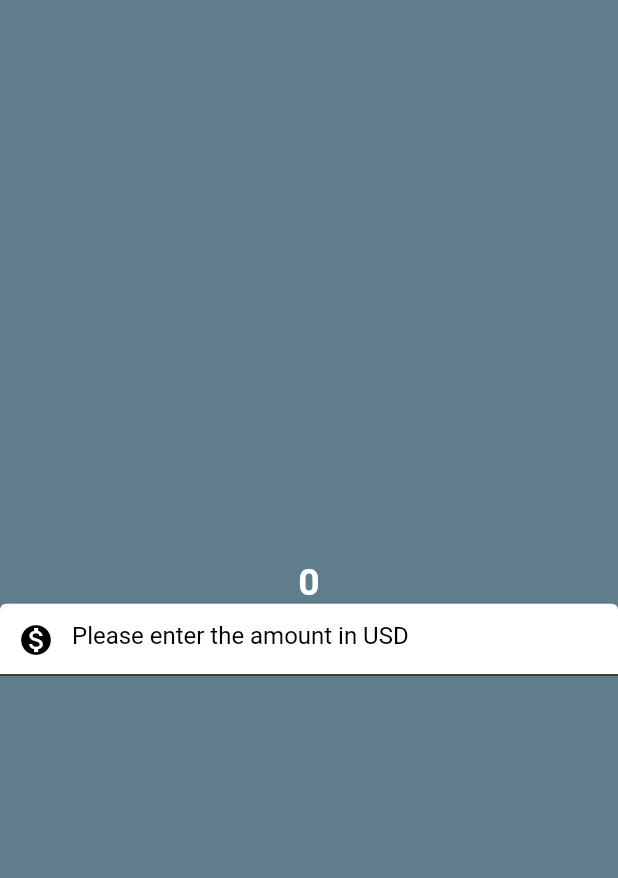
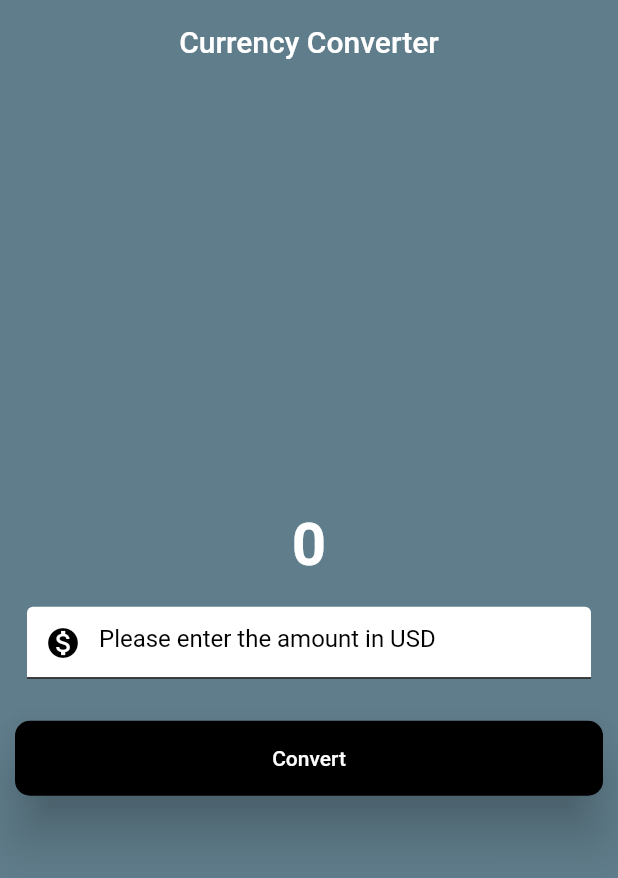
Before and after one commit to Vedant817/Currency-Converter, a Flutter app: the screen it shows after launch, on a phone screen of 412 x 824 dp. Shown: the top 878 px of the screen. Run offline on Flutter 3.47's test engine with Material 2 defaults, Android fonts, the phone set to English and light mode, and no system bars.

Commit message:
Completing the UI of the Application by adding Button and adjusting Text field.

```diff
--- a/lib/currency_converter_material.dart
+++ b/lib/currency_converter_material.dart
@@ -1,26 +1,40 @@
-import 'package:flutter/widgets.dart';
+import 'package:flutter/foundation.dart';
 import 'package:flutter/material.dart';
 
 class CurrencyConverterMaterialPage extends StatelessWidget {
   const CurrencyConverterMaterialPage({super.key});
+
   @override
-  Widget build(BuildContext context) { //? Can define any variable here, setting up it's properties and using it further.
-    return const Scaffold(
+  Widget build(BuildContext context) {
+    //? Can define any variable here, setting up it's properties and using it further.
+    return Scaffold(
       backgroundColor: Colors.blueGrey,
+      appBar: AppBar(
+        backgroundColor: Colors.blueGrey,
+        elevation: 0,
+        title: const Text('Currency Converter'),
+        centerTitle: true,
+        // actions: [], //? These are shown at the top right for various operations tobe performed.
+      ),
       body: Center(
         child: Column(
           //? To add different types of field.
-          mainAxisAlignment: MainAxisAlignment.center,
+          mainAxisAlignment: MainAxisAlignment.center, //? Vertically
           // crossAxisAlignment: CrossAxisAlignment.center, //* Avoided because we are using Column
           children: [
-            Text(
+            const Text(
               '0',
               style: TextStyle(
-                  fontSize: 25,
+                fontSize: 40,
                 fontWeight: FontWeight.bold,
-                  color: Color.fromARGB(255, 255, 255, 255)),
+                color: Color.fromARGB(255, 255, 255, 255),
               ),
-            TextField(
+            ),
+            Container(
+              //? Can also use Padding to set various values.
+              padding: const EdgeInsets.all(8.0),
+              margin: const EdgeInsets.all(10),
+              child: const TextField(
                 style: TextStyle(
                   color: Colors.black,
                 ),
@@ -30,7 +44,8 @@ class CurrencyConverterMaterialPage extends StatelessWidget {
                   hintStyle: TextStyle(
                     color: Colors.black,
                   ),
-                prefixIcon: Icon(Icons.monetization_on) ,//? Can use IconData for advance processes
+                  prefixIcon: Icon(Icons.monetization_on),
+                  //? Can use IconData for advance processes
                   prefixIconColor: Colors.black,
                   filled: true,
                   fillColor: Colors.white,
@@ -41,11 +56,44 @@ class CurrencyConverterMaterialPage extends StatelessWidget {
                       style: BorderStyle.solid,
                       strokeAlign: BorderSide.strokeAlignOutside,
                     ),
-                  borderRadius: BorderRadius.all(Radius.circular(60)), //? Here, we can also use just BorderRadius.circular()
+                    borderRadius: BorderRadius.all(Radius.circular(
+                        60)), //? Here, we can also use just BorderRadius.circular()
                   ),
-                enabledBorder: UnderlineInputBorder() //? Adds underlined border at bottom.
+                  enabledBorder:
+                      UnderlineInputBorder(), //? Adds underlined border at bottom.
+                ),
+                keyboardType: TextInputType.numberWithOptions(
+                    decimal: true,
+                    signed:
+                        true), //? Allows to add only that particular data type.
               ),
             ), //? Used for adding input.
+            //? Types of Button: Text Button and Raised Button
+            Padding(
+              padding: const EdgeInsets.all(10.0),
+              child: ElevatedButton(
+                onPressed: () {
+                  if (kDebugMode) {
+                    print('Button Clicked');
+                  }
+                },
+                style: ButtonStyle(
+                  elevation: const MaterialStatePropertyAll(15),
+                  backgroundColor: const MaterialStatePropertyAll(Colors.black),
+                  foregroundColor: const MaterialStatePropertyAll(Colors.white),
+                  //? Adds the Text Color
+                  minimumSize: const MaterialStatePropertyAll(
+                    Size(double.infinity, 50),
+                  ),
+                  shape: MaterialStatePropertyAll(
+                    RoundedRectangleBorder(
+                      borderRadius: BorderRadius.circular(10),
+                    ),
+                  ),
+                ),
+                child: const Text('Convert'),
+              ),
+            ),
           ],
         ),
       ),
```
Also changed, not shown: 1 other file. Lines whose indentation alone changed are shown as unchanged.
